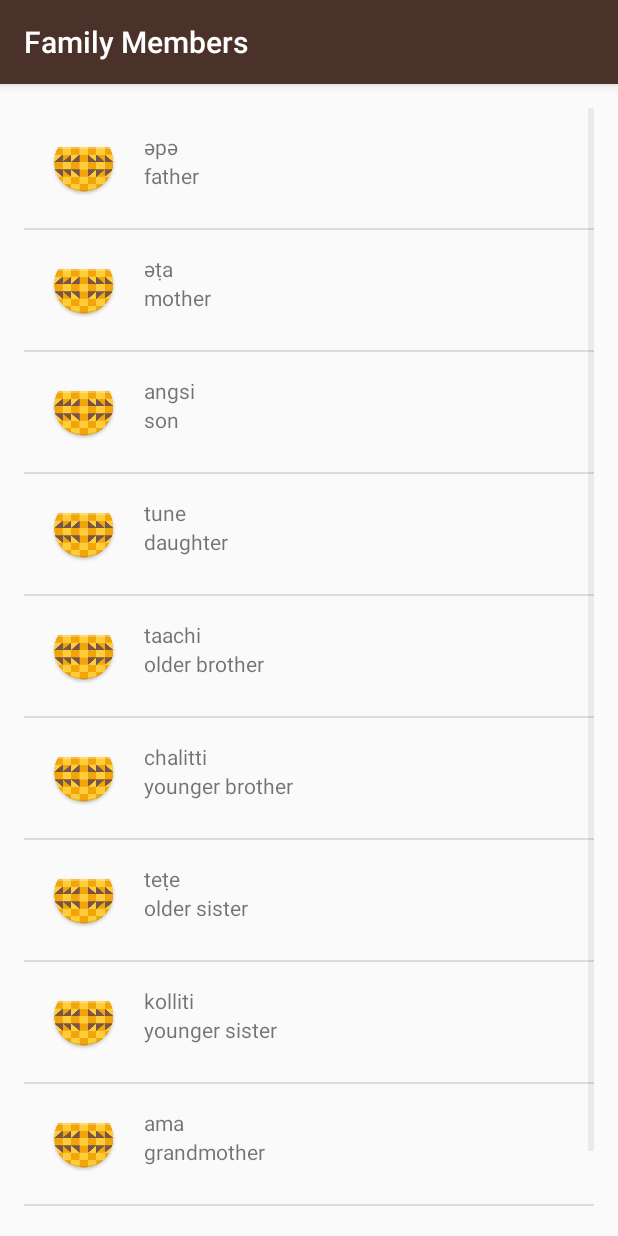
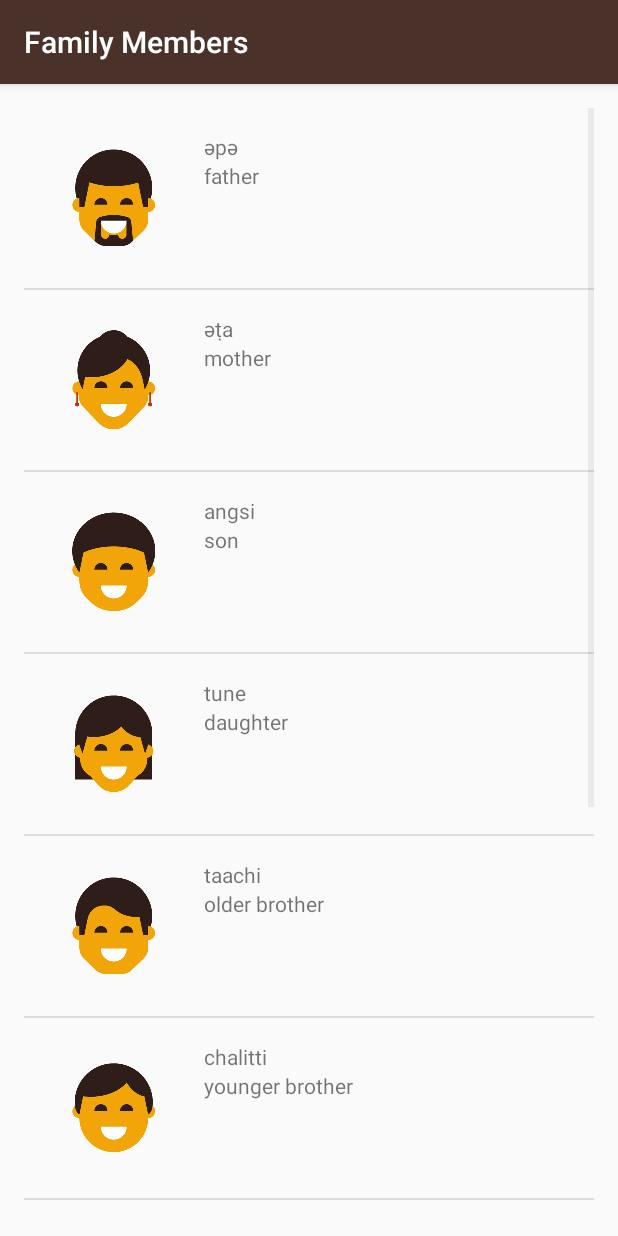
Before and after one commit to liwona/LanguageMiwok, an Android app: the FamilyActivity screen opened directly, with no data from a screen before it, on a phone screen of 412 x 824 dp. Run offline under Robolectric (Android 15) with nearby library versions, the light colour scheme and no system bars.

Commit message:
WordAdapter changes for ImageView

```diff
--- a/app/src/main/java/com/example/android/miwok/FamilyActivity.java
+++ b/app/src/main/java/com/example/android/miwok/FamilyActivity.java
@@ -16,7 +16,7 @@ public class FamilyActivity extends AppCompatActivity {
         ArrayList<Word> words = new ArrayList<Word>();
         words.add(new Word("father", "әpә", R.drawable.family_father));
         words.add(new Word("mother", "әṭa", R.drawable.family_mother));
-        words.add(new Word("son", "angsi", R.drawable.family_daughter));
+        words.add(new Word("son", "angsi", R.drawable.family_son));
         words.add(new Word("daughter", "tune", R.drawable.family_daughter));
         words.add(new Word("older brother", "taachi", R.drawable.family_older_brother));
         words.add(new Word("younger brother", "chalitti", R.drawable.family_younger_brother));
--- a/app/src/main/java/com/example/android/miwok/WordAdapter.java
+++ b/app/src/main/java/com/example/android/miwok/WordAdapter.java
@@ -7,6 +7,7 @@ import android.view.LayoutInflater;
 import android.view.View;
 import android.view.ViewGroup;
 import android.widget.ArrayAdapter;
+import android.widget.ImageView;
 import android.widget.TextView;
 
 import java.util.ArrayList;
@@ -60,6 +61,12 @@ public class WordAdapter extends ArrayAdapter<Word>{
         // set this text on the number TextView
         defaultTextView.setText(currentWord.getDefaultTranslation());
 
+        // Find the TextView in the list_item.xml layout with the ID version_number
+        ImageView resourceIdImageView = (ImageView) listItemView.findViewById(R.id.image);
+        // Get the version number from the current AndroidFlavor object and
+        // set this text on the number TextView
+        resourceIdImageView.setImageResource(currentWord.getImageResourceId());
+
         // Return the whole list item layout (containing 2 TextViews and an ImageView)
         // so that it can be shown in the ListView
         return listItemView;
```
Also changed, not shown: app/src/main/java/com/example/android/miwok/Word.java (+8 -1 lines).
